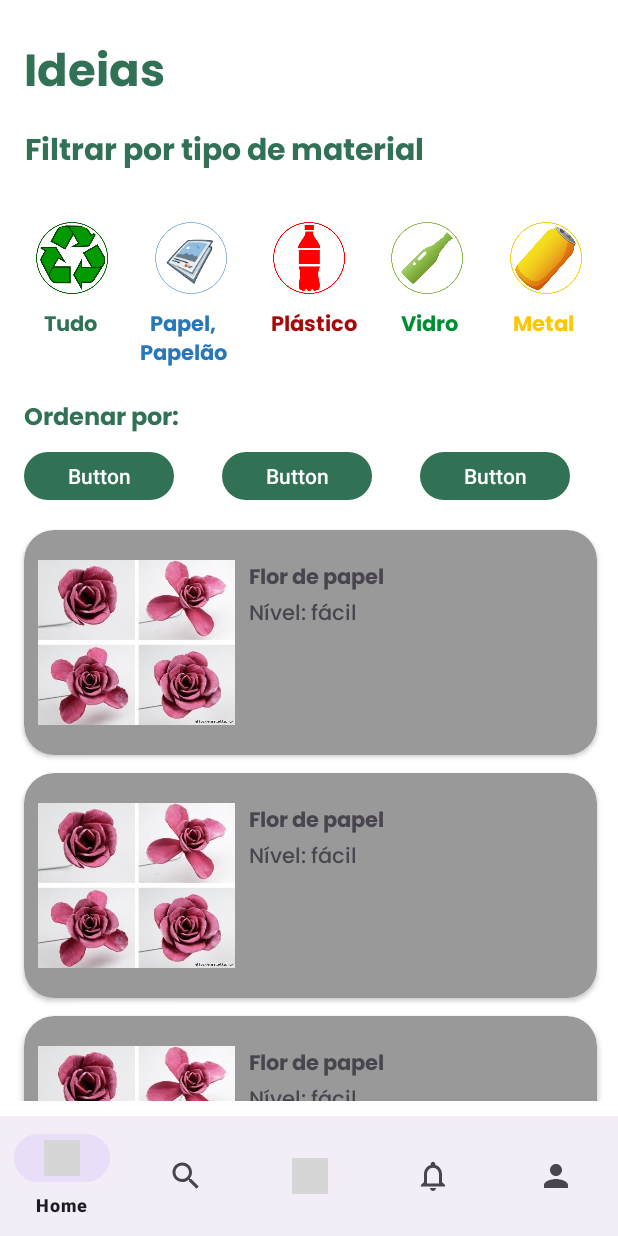
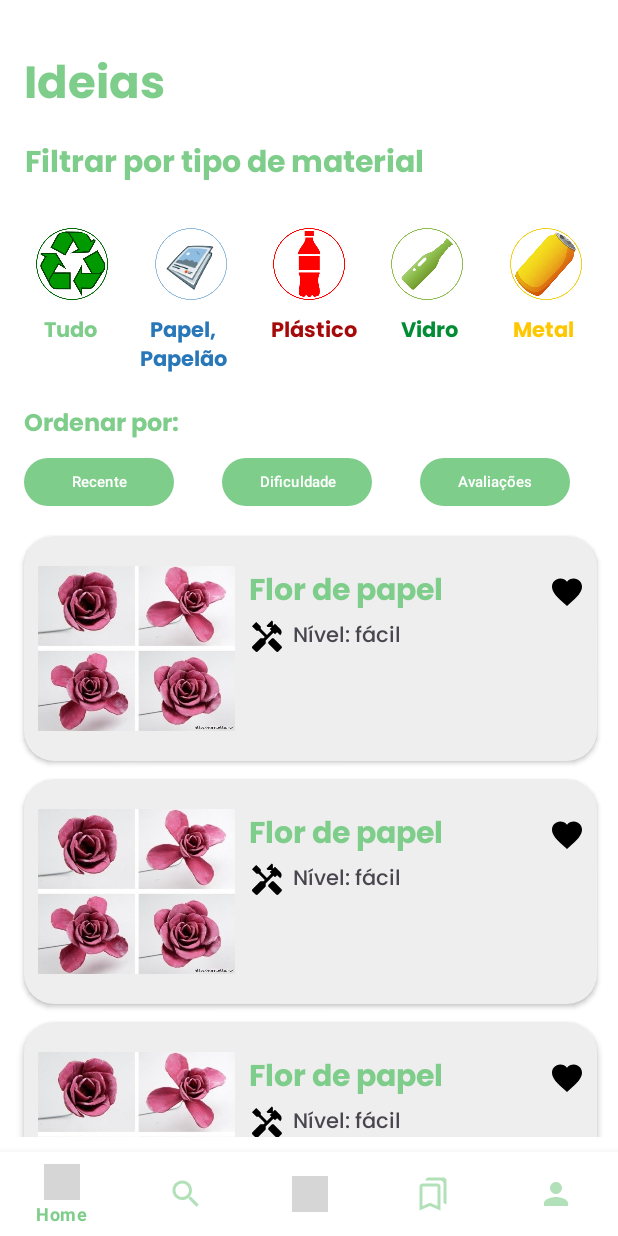
Before and after one commit to erikhsu08/lab_eng, an Android app: the screen it shows after launch (MainActivity), on a phone screen of 412 x 824 dp. Run offline under Robolectric (Android 15) with nearby library versions, the phone set to English and light mode, and no system bars; grey boxes are pictures that could not be loaded.

Commit message:
Mudanças no layout

```diff
--- /dev/null
+++ b/app/src/main/res/drawable/baseline_access_time_24.xml
@@ -0,0 +1,7 @@
+<vector xmlns:android="http://schemas.android.com/apk/res/android" android:height="24dp" android:tint="#000000" android:viewportHeight="24" android:viewportWidth="24" android:width="24dp">
+
+    <path android:fillColor="@android:color/white" android:pathData="M11.99,2C6.47,2 2,6.48 2,12s4.47,10 9.99,10C17.52,22 22,17.52 22,12S17.52,2 11.99,2zM12,20c-4.42,0 -8,-3.58 -8,-8s3.58,-8 8,-8 8,3.58 8,8 -3.58,8 -8,8z"/>
+
+    <path android:fillColor="@android:color/white" android:pathData="M12.5,7H11v6l5.25,3.15 0.75,-1.23 -4.5,-2.67z"/>
+
+</vector>
--- /dev/null
+++ b/app/src/main/res/drawable/ic_dificuldade.xml
@@ -0,0 +1,7 @@
+<vector xmlns:android="http://schemas.android.com/apk/res/android" android:height="24dp" android:tint="#000000" android:viewportHeight="24" android:viewportWidth="24" android:width="24dp">
+
+    <path android:fillColor="@android:color/white" android:pathData="M21.67,18.17l-5.3,-5.3h-0.99l-2.54,2.54v0.99l5.3,5.3c0.39,0.39 1.02,0.39 1.41,0l2.12,-2.12C22.06,19.2 22.06,18.56 21.67,18.17z"/>
+
+    <path android:fillColor="@android:color/white" android:pathData="M17.34,10.19l1.41,-1.41l2.12,2.12c1.17,-1.17 1.17,-3.07 0,-4.24l-3.54,-3.54l-1.41,1.41V1.71L15.22,1l-3.54,3.54l0.71,0.71h2.83l-1.41,1.41l1.06,1.06l-2.89,2.89L7.85,6.48V5.06L4.83,2.04L2,4.87l3.03,3.03h1.41l4.13,4.13l-0.85,0.85H7.6l-5.3,5.3c-0.39,0.39 -0.39,1.02 0,1.41l2.12,2.12c0.39,0.39 1.02,0.39 1.41,0l5.3,-5.3v-2.12l5.15,-5.15L17.34,10.19z"/>
+
+</vector>
--- a/app/src/main/res/drawable/ic_notification.xml
+++ /dev/null
@@ -1,5 +0,0 @@
-<vector xmlns:android="http://schemas.android.com/apk/res/android" android:height="24dp" android:tint="@color/black" android:viewportHeight="24" android:viewportWidth="24" android:width="24dp">
-
-    <path android:fillColor="@android:color/white" android:pathData="M12,22c1.1,0 2,-0.9 2,-2h-4c0,1.1 0.9,2 2,2zM18,16v-5c0,-3.07 -1.63,-5.64 -4.5,-6.32L13.5,4c0,-0.83 -0.67,-1.5 -1.5,-1.5s-1.5,0.67 -1.5,1.5v0.68C7.64,5.36 6,7.92 6,11v5l-2,2v1h16v-1l-2,-2zM16,17L8,17v-6c0,-2.48 1.51,-4.5 4,-4.5s4,2.02 4,4.5v6z"/>
-
-</vector>
--- /dev/null
+++ b/app/src/main/res/drawable/outline_bookmarks_24.xml
@@ -0,0 +1,5 @@
+<vector xmlns:android="http://schemas.android.com/apk/res/android" android:height="24dp" android:tint="#000000" android:viewportHeight="24" android:viewportWidth="24" android:width="24dp">
+
+    <path android:fillColor="@android:color/white" android:pathData="M15,7v12.97l-4.21,-1.81 -0.79,-0.34 -0.79,0.34L5,19.97L5,7h10m4,-6L8.99,1C7.89,1 7,1.9 7,3h10c1.1,0 2,0.9 2,2v13l2,1L21,3c0,-1.1 -0.9,-2 -2,-2zM15,5L5,5c-1.1,0 -2,0.9 -2,2v16l7,-3 7,3L17,7c0,-1.1 -0.9,-2 -2,-2z"/>
+
+</vector>
--- a/app/src/main/res/layout/activity_main.xml
+++ b/app/src/main/res/layout/activity_main.xml
@@ -14,19 +14,6 @@
         android:layout_width="match_parent"
         android:layout_height="match_parent"
         tools:context=".activity.MainActivity">
-
-        <Button
-            android:id="@+id/button3"
-            android:layout_width="100dp"
-            android:layout_height="40dp"
-            android:layout_marginStart="16dp"
-            android:layout_marginTop="4dp"
-            android:layout_marginEnd="16dp"
-            android:text="Button"
-            app:layout_constraintEnd_toStartOf="@+id/button4"
-            app:layout_constraintHorizontal_bias="0.5"
-            app:layout_constraintStart_toEndOf="@+id/button2"
-            app:layout_constraintTop_toBottomOf="@+id/textView4" />
 
         <TextView
             android:id="@+id/textPapel"
@@ -71,7 +58,7 @@
             android:layout_width="wrap_content"
             android:layout_height="wrap_content"
             android:layout_marginStart="8dp"
-            android:layout_marginTop="24dp"
+            android:layout_marginTop="32dp"
             android:fontFamily="@font/poppins_bold"
             android:text="Ideias"
             android:textColor="@color/principal"
@@ -112,7 +99,7 @@
             android:id="@+id/recicla_png"
             android:layout_width="61dp"
             android:layout_height="65dp"
-            android:layout_marginTop="20dp"
+            android:layout_marginTop="16dp"
             android:scaleType="centerCrop"
             android:src="@drawable/recicla_png"
 
@@ -126,7 +113,7 @@
             android:id="@+id/papel_png"
             android:layout_width="61dp"
             android:layout_height="65dp"
-            android:layout_marginTop="20dp"
+            android:layout_marginTop="16dp"
             android:scaleType="centerCrop"
             android:src="@drawable/papel_png"
 
@@ -140,7 +127,7 @@
             android:id="@+id/plastico_png"
             android:layout_width="61dp"
             android:layout_height="65dp"
-            android:layout_marginTop="20dp"
+            android:layout_marginTop="16dp"
             android:scaleType="centerCrop"
             android:src="@drawable/plastico_png"
 
@@ -154,7 +141,7 @@
             android:id="@+id/vidro_png"
             android:layout_width="61dp"
             android:layout_height="65dp"
-            android:layout_marginTop="20dp"
+            android:layout_marginTop="16dp"
             android:scaleType="centerCrop"
             android:src="@drawable/vidro_png"
 
@@ -168,7 +155,7 @@
             android:id="@+id/metal_png"
             android:layout_width="61dp"
             android:layout_height="65dp"
-            android:layout_marginTop="20dp"
+            android:layout_marginTop="16dp"
             android:scaleType="centerCrop"
             android:src="@drawable/metal_png"
             app:layout_constraintEnd_toEndOf="parent"
@@ -221,10 +208,25 @@
             android:layout_width="100dp"
             android:layout_height="40dp"
             android:layout_marginTop="4dp"
-            android:text="Button"
+            android:text="Recente"
+            android:textSize="10sp"
             app:layout_constraintEnd_toStartOf="@+id/button3"
             app:layout_constraintHorizontal_bias="0.5"
             app:layout_constraintStart_toStartOf="parent"
+            app:layout_constraintTop_toBottomOf="@+id/textView4" />
+
+        <Button
+            android:id="@+id/button3"
+            android:layout_width="100dp"
+            android:layout_height="40dp"
+            android:layout_marginStart="16dp"
+            android:layout_marginTop="4dp"
+            android:layout_marginEnd="16dp"
+            android:text="Dificuldade"
+            android:textSize="10sp"
+            app:layout_constraintEnd_toStartOf="@+id/button4"
+            app:layout_constraintHorizontal_bias="0.5"
+            app:layout_constraintStart_toEndOf="@+id/button2"
             app:layout_constraintTop_toBottomOf="@+id/textView4" />
 
         <Button
@@ -233,7 +235,8 @@
             android:layout_height="40dp"
             android:layout_marginTop="4dp"
             android:layout_marginEnd="16dp"
-            android:text="Button"
+            android:text="Avaliações"
+            android:textSize="10sp"
             app:layout_constraintEnd_toEndOf="parent"
             app:layout_constraintHorizontal_bias="0.5"
             app:layout_constraintStart_toEndOf="@+id/button3"
--- a/app/src/main/res/layout/card_produto.xml
+++ b/app/src/main/res/layout/card_produto.xml
@@ -4,7 +4,7 @@
     android:layout_width="382dp"
     app:cardCornerRadius="20dp"
     android:layout_height="wrap_content"
-    app:cardBackgroundColor="@color/cinza"
+    app:cardBackgroundColor="@color/cinza_claro"
     android:layout_margin="6dp">
 
     <LinearLayout
@@ -40,15 +40,39 @@
                     android:fontFamily="@font/poppins_bold"
                     android:paddingTop="20dp"
                     android:text="Flor de papel"
+                    android:textColor="@color/principal"
+                    android:textSize="20sp"
                     android:textStyle="bold" />
 
-                <TextView
-                    android:id="@+id/textNivel"
+                <LinearLayout
                     android:layout_width="match_parent"
-                    android:layout_height="wrap_content"
-                    android:fontFamily="@font/poppins_medium"
-                    android:text="Nível: Fácil" />
+                    android:layout_height="match_parent"
+                    android:orientation="horizontal">
+
+                    <ImageView
+                        android:id="@+id/imageView"
+                        android:layout_width="wrap_content"
+                        android:layout_height="wrap_content"
+                        android:paddingEnd="5dp"
+                        app:srcCompat="@drawable/ic_dificuldade" />
+
+                    <TextView
+                        android:id="@+id/textNivel"
+                        android:layout_width="wrap_content"
+                        android:layout_height="wrap_content"
+                        android:fontFamily="@font/poppins_medium"
+                        android:text="Fácil" />
+
+                </LinearLayout>
+
             </LinearLayout>
+
+            <ImageView
+                android:id="@+id/imageView3"
+                android:layout_width="match_parent"
+                android:layout_height="wrap_content"
+                android:paddingTop="25dp"
+                app:srcCompat="@drawable/gostei_ic" />
 
         </LinearLayout>
 
--- a/app/src/main/res/menu/bottom_nav_menu.xml
+++ b/app/src/main/res/menu/bottom_nav_menu.xml
@@ -11,9 +11,9 @@
     <item android:title="Publicar"
         android:icon="@drawable/baseline_add_24"
         android:id="@+id/add"/>
-    <item android:title="Notificações"
-        android:icon="@drawable/ic_notification"
-        android:id="@+id/notification"/>
+    <item android:title="Salvos"
+        android:icon="@drawable/outline_bookmarks_24"
+        android:id="@+id/salvos"/>
     <item android:title="Perfil"
         android:icon="@drawable/ic_person"
         android:id="@+id/profile"/>
--- a/app/src/main/res/values/colors.xml
+++ b/app/src/main/res/values/colors.xml
@@ -2,7 +2,8 @@
 <resources>
     <color name="black">#FF000000</color>
     <color name="white">#FFFFFFFF</color>
-    <color name="principal">#317256</color>
+    <color name="cinza_claro">#eeeeee</color>
+    <color name="principal">#7ECD8B</color>
     <color name="azul">#2777B9</color>
     <color name="vermelho">#A50909</color>
     <color name="amarelo">#FFC700</color>
--- a/app/src/main/res/values/themes.xml
+++ b/app/src/main/res/values/themes.xml
@@ -7,10 +7,22 @@
 
     <style name="Theme.ReciclaMais" parent="Base.Theme.ReciclaMais">
         <item name="colorPrimary">@color/principal</item>
+        <item name="bottomNavigationStyle">@style/Widget.App.BottomNavigationView</item>
     </style>
 
     <style name="roundedImageView">
         <item name="cornerFamily">rounded</item>
         <item name="cornerSize">50%</item>
     </style>
+
+    <style name="Widget.App.BottomNavigationView" parent = "Widget.MaterialComponents.BottomNavigationView.Colored">
+        <item name="materialThemeOverlay">@style/ThemeOverlay.App.BottomNavigationView</item>
+    </style>
+
+    <style name="ThemeOverlay.App.BottomNavigationView" parent = "">
+        <item name="colorPrimary">@color/white</item>
+        <item name="colorOnPrimary">@color/principal</item>
+    </style>
+
+
 </resources>
```
